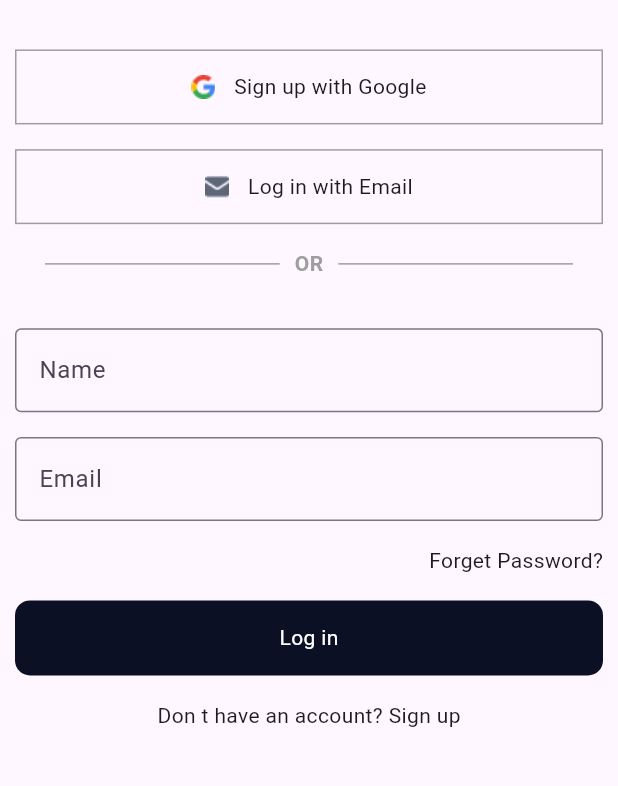
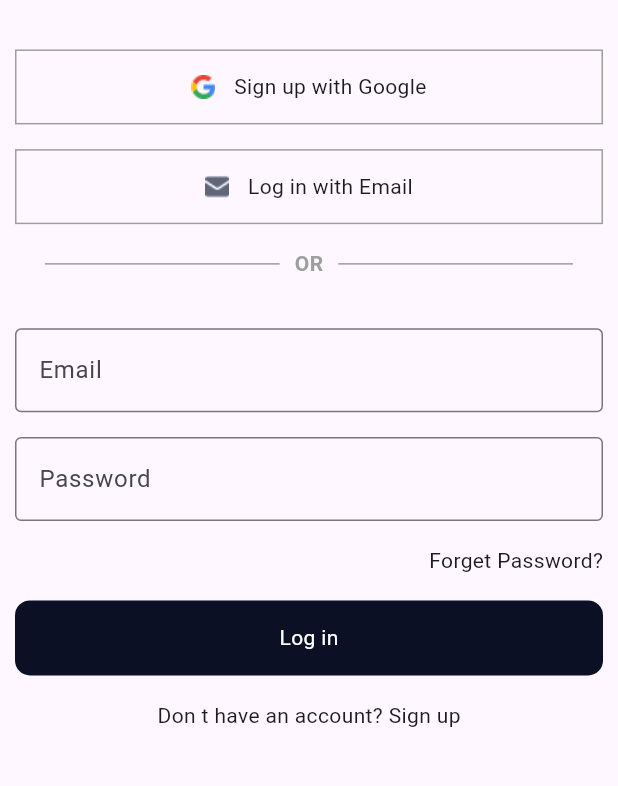
Before and after one commit to shabbeerumer/Social-Media-App, a Flutter app: the Login screen opened directly, on a phone screen of 412 x 824 dp, the part 63-849 px from its top. Run offline on Flutter 3.47's test engine with Material 3 defaults, Android fonts, the phone set to English and light mode, and no system bars; our stand-ins replace cloud_firestore, firebase_auth, firebase_core, get; accounts and stored records are empty.

Commit message:
code updated

```diff
--- a/lib/component/buttons/Mybutton2.dart
+++ b/lib/component/buttons/Mybutton2.dart
@@ -1,5 +1,8 @@
 import 'package:flutter/material.dart';
+import 'package:get/get.dart';
 import 'package:social_media_app/component/mytext.dart';
+import 'package:social_media_app/constants/colors.dart';
+import 'package:social_media_app/controllers/auth_controller.dart';
 
 class Mybutton2 extends StatefulWidget {
   double? height;
@@ -7,7 +10,8 @@ class Mybutton2 extends StatefulWidget {
   BorderRadiusGeometry? borderRadius;
   String data;
   Color? textcolor;
-   Mybutton2({super.key , this.height , this.btncolor , this.borderRadius , this.data = '' , this.textcolor});
+  void Function()? onTap;
+   Mybutton2({super.key , this.height , this.btncolor , this.borderRadius , this.data = '' , this.textcolor , this.onTap});
 
   @override
   State<Mybutton2> createState() => _Mybutton2State();
@@ -15,15 +19,24 @@ class Mybutton2 extends StatefulWidget {
 
 class _Mybutton2State extends State<Mybutton2> {
   @override
+  AuthController controller = Get.put(AuthController());
+
   Widget build(BuildContext context) {
-    return  Container(
+    return Obx((){
+      return GestureDetector(
+        onTap: widget.onTap,
+        child: Container(
           height: widget.height,
           width: double.infinity,
           decoration: BoxDecoration(
               color: widget.btncolor,
               borderRadius: widget.borderRadius
           ),
-      child: Center(child: Mytext(data: widget.data , color: widget.textcolor)),
+          child:  Center(child: controller.loding.value ? CircularProgressIndicator(color: mywhite,) :  Mytext(data: widget.data , color: widget.textcolor)),
+        ),
       );
+    });
+
+
   }
 }
--- a/lib/component/mytextformfield.dart
+++ b/lib/component/mytextformfield.dart
@@ -3,7 +3,9 @@ import 'package:flutter/material.dart';
 class Mytextformfield extends StatefulWidget {
   String? hintText;
   String? labelText;
-   Mytextformfield({super.key , required this.hintText , required this.labelText});
+  TextEditingController? controller;
+  TextInputType? keyboardType;
+   Mytextformfield({super.key , required this.hintText , required this.labelText , this.controller , this.keyboardType});
 
   @override
   State<Mytextformfield> createState() => _MytextformfieldState();
@@ -13,6 +15,8 @@ class _MytextformfieldState extends State<Mytextformfield> {
   @override
   Widget build(BuildContext context) {
     return  TextFormField(
+      keyboardType: widget.keyboardType,
+      controller: widget.controller,
         decoration: InputDecoration(
             hintText: widget.hintText,
             labelText: widget.labelText,
--- a/lib/pages/login.dart
+++ b/lib/pages/login.dart
@@ -1,4 +1,5 @@
 import 'package:flutter/material.dart';
+import 'package:get/get.dart';
 import 'package:social_media_app/component/buttons/Mybutton2.dart';
 import 'package:social_media_app/component/buttons/mybutton1.dart';
 import 'package:social_media_app/component/mymediaquery.dart';
@@ -6,6 +7,7 @@ import 'package:social_media_app/component/mysizedbox.dart';
 import 'package:social_media_app/component/mytext.dart';
 import 'package:social_media_app/component/mytextformfield.dart';
 import 'package:social_media_app/constants/colors.dart';
+import '../controllers/auth_controller.dart';
 
 class Login extends StatefulWidget {
   const Login({super.key});
@@ -16,11 +18,14 @@ class Login extends StatefulWidget {
 
 class _LoginState extends State<Login> {
   @override
+
+  AuthController controller = Get.put(AuthController());
   Widget build(BuildContext context) {
     return Scaffold(
       body: Padding(
         padding: const EdgeInsets.all(10),
         child: SafeArea(
+          child: SingleChildScrollView(
             child: Column(
               children: [
                 Row(
@@ -79,10 +84,14 @@ class _LoginState extends State<Login> {
                 ),
 
                 Mysizedbox(height: Mymediaquery.getScreenHeight(context) * 0.04),
-              Mytextformfield(hintText: 'Name', labelText: 'Name'),
+                Mytextformfield(
+                  keyboardType: TextInputType.emailAddress,
+                  hintText: 'Email', labelText: 'Email' , controller: controller.emailcontroller.value,),
                 Mysizedbox(height: Mymediaquery.getScreenHeight(context) * 0.02),
 
-              Mytextformfield(hintText: 'Email', labelText: 'Email'),
+                Mytextformfield(
+                  keyboardType: TextInputType.number,
+                  hintText: 'Password', labelText: 'Password' , controller: controller.passwordcontroller.value,),
                 Mysizedbox(height: Mymediaquery.getScreenHeight(context) * 0.02),
                 Align(
                     alignment: Alignment.centerRight,
@@ -91,6 +100,7 @@ class _LoginState extends State<Login> {
                 Mysizedbox(height: Mymediaquery.getScreenHeight(context) * 0.02),
 
                 Mybutton2(
+                  onTap: controller.loginuse,
                   height: 50,
                   btncolor: color1,
                   borderRadius: BorderRadius.circular(10),
@@ -104,6 +114,7 @@ class _LoginState extends State<Login> {
             ),
           ),
         ),
+      ),
     );;
   }
 }
--- a/pubspec.yaml
+++ b/pubspec.yaml
@@ -34,6 +34,10 @@ dependencies:
   # The following adds the Cupertino Icons font to your application.
   # Use with the CupertinoIcons class for iOS style icons.
   cupertino_icons: ^1.0.8
+  firebase_core: ^4.2.1
+  firebase_auth: ^6.1.2
+  get: ^4.7.2
+  cloud_firestore: ^6.1.0
 
 dev_dependencies:
   flutter_test:
```
Also changed, not shown: lib/controllers/auth_controller.dart (added, +77 -0 lines), lib/main.dart (+10 -2 lines), lib/pages/homepage.dart (added, +42 -0 lines), lib/pages/registers.dart (+23 -4 lines), firebase.json (added), lib/firebase_options.dart (added), pubspec.lock, 6 other files. Lines whose indentation alone changed are shown as unchanged.
